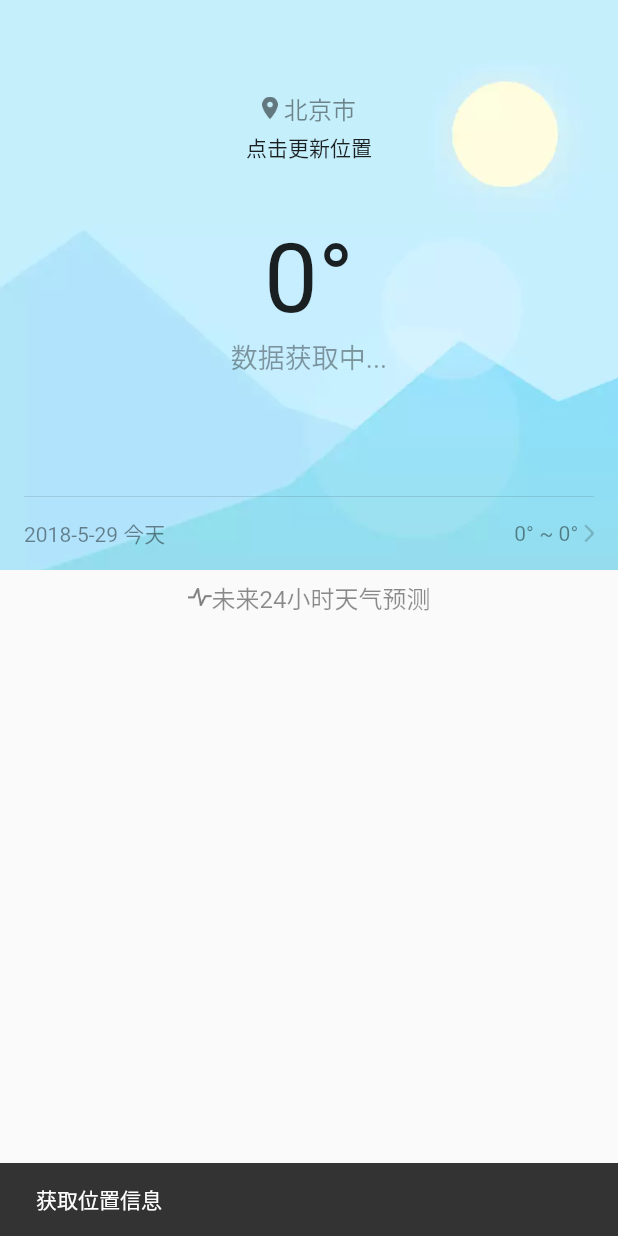
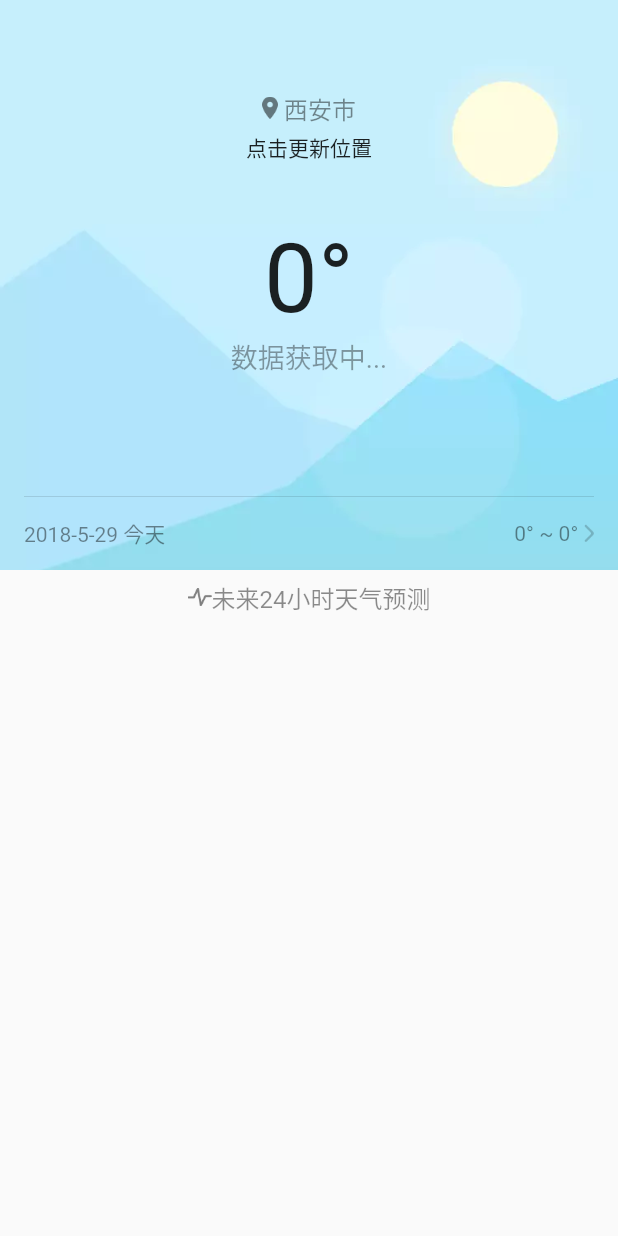
Before and after one commit to BytesZero/weather_flutter, a Flutter app: the screen it shows after launch, after a tap on "点击更新位置", on a phone screen of 412 x 824 dp. Run offline on Flutter 3.47's test engine with Material 2 defaults, Android fonts, the phone set to English and light mode, and no system bars; our stand-ins replace location; network calls fail.

Commit message:
1. 增加定位。

```diff
--- a/lib/weather/home.dart
+++ b/lib/weather/home.dart
@@ -5,6 +5,8 @@ import 'dart:io';
 import 'dart:async';
 import 'package:flutter/rendering.dart';
 import 'list.dart';
+import 'package:location/location.dart';
+import 'package:flutter/services.dart';
 
 ///HomePage
 class HomePage extends StatelessWidget {
@@ -18,7 +20,7 @@ class HomePage extends StatelessWidget {
       ),
       debugShowCheckedModeBanner: false,
       routes: <String, WidgetBuilder>{
-        '/list': (BuildContext context) => new ListPage()
+        '/list': (BuildContext context) => new ListPage(WeatherHomeState.locationCity),
       },
     );
   }
@@ -32,16 +34,23 @@ class WeatherHome extends StatefulWidget {
 
 ///绘制Weather页
 class WeatherHomeState extends State<WeatherHome> {
-  ///温度
+  //位置信息
+  Map<String, double> _currentLocation;
+  Location _location = new Location();
+
+  //城市
+  static String locationCity = '西安市';
+
+  //温度
   var temp = 0;
 
-  ///天气描述
+  //天气描述
   var weather = '数据获取中...';
 
-  ///天气描述对应的背景图片
+  //天气描述对应的背景图片
   var weatherImage = 'res/backgrounds/sunny-bg.webp';
 
-  ///天气转换的映射
+  //天气转换的映射
   var weatherMap = {
     'sunny': '晴天',
     'cloudy': '多云',
@@ -51,13 +60,13 @@ class WeatherHomeState extends State<WeatherHome> {
     'snow': '雪'
   };
 
-  ///今天天气详细信息
+  //今天天气详细信息
   var todayWeather;
 
-  ///forecast list
+  //forecast list
   List forecast;
 
-  ///下拉刷新使用
+  //下拉刷新使用
   Completer<Null> completer;
 
   @override
@@ -151,7 +160,7 @@ class WeatherHomeState extends State<WeatherHome> {
             ),
             new Padding(padding: new EdgeInsets.symmetric(horizontal: 2.0)),
             new Text(
-              '北京市',
+              '$locationCity',
               style: new TextStyle(fontSize: 16.0, color: Colors.black45),
             ),
           ],
@@ -312,8 +321,8 @@ class WeatherHomeState extends State<WeatherHome> {
   void getWeather() async {
     ///创建client
     var httpClient = new HttpClient();
-    var uri =
-        Uri.parse('https://test-miniprogram.com/api/weather/now?city=北京市');
+    var uri = Uri.parse(
+        'https://test-miniprogram.com/api/weather/now?city=$locationCity');
     var request = await httpClient.getUrl(uri);
     var response = await request.close();
     if (response.statusCode == HttpStatus.OK) {
@@ -355,8 +364,52 @@ class WeatherHomeState extends State<WeatherHome> {
   }
 
   ///获取位置信息
-  void _getLocation() {
-    final snackBar = new SnackBar(content: new Text("获取位置信息"));
-    Scaffold.of(context).showSnackBar(snackBar);
+  void _getLocation() async {
+    var error = '成功';
+    try {
+      //获取经纬度
+      _currentLocation = await _location.getLocation;
+    } on PlatformException catch (e) {
+      if (e.code == 'PERMISSION_DENIED') {
+        error = 'Permission denied';
+      } else if (e.code == 'PERMISSION_DENIED_NEVER_ASK') {
+        error =
+            'Permission denied - please ask the user to enable it from the app settings';
+      }
+      _currentLocation = null;
+    }
+
+    if (_currentLocation != null) {
+      var latitude = _currentLocation['latitude'];
+      var longitude = _currentLocation['longitude'];
+      //获取city
+      var uri = Uri.parse(
+          'http://apis.map.qq.com/ws/geocoder/v1/?location=$latitude,$longitude&key=ZUHBZ-IUNEF-OTUJD-JBHX3-3YZ6Z-I7FSL');
+      var httpClient = new HttpClient();
+      var request = await httpClient.getUrl(uri);
+      var response = await request.close();
+      if (response.statusCode == HttpStatus.OK) {
+        var responseBody = await response.transform(UTF8.decoder).join();
+        print("responseBody: $responseBody");
+        var data = JSON.decode(responseBody);
+        var city = data['result']['address_component']['city'];
+        if (city != null) {
+          if (locationCity != city) {
+            getWeather();
+          }
+          //更新城市
+          setState(() {
+            locationCity = city;
+          });
+          final snackBar = new SnackBar(
+              content: new Text(
+                  "获取位置信息，更新成功"));
+          Scaffold.of(context).showSnackBar(snackBar);
+        }
+      }
+    } else {
+      final snackBar = new SnackBar(content: new Text("位置信息获取失败，请检查一下权限"));
+      Scaffold.of(context).showSnackBar(snackBar);
+    }
   }
 }
--- a/lib/weather/list.dart
+++ b/lib/weather/list.dart
@@ -5,6 +5,11 @@ import 'dart:convert';
 
 ///未来7天天气列表
 class ListPage extends StatelessWidget {
+  ListPage(this.locationCity);
+
+  //城市
+  String locationCity = '西安市';
+
   @override
   Widget build(BuildContext context) {
     return MaterialApp(
@@ -20,7 +25,7 @@ class ListPage extends StatelessWidget {
           title: new Text("未来一周天气"),
           centerTitle: true,
         ),
-        body: new WeatherListBody(),
+        body: new WeatherListBody(locationCity),
       ),
       debugShowCheckedModeBanner: false,
     );
@@ -29,12 +34,23 @@ class ListPage extends StatelessWidget {
 
 ///天气预报列表
 class WeatherListBody extends StatefulWidget {
+  //城市
+  var locationCity = '西安市';
+
+  WeatherListBody(this.locationCity);
+
   @override
-  State<StatefulWidget> createState() => new WeatherListBodyState();
+  State<StatefulWidget> createState() =>
+      new WeatherListBodyState(this.locationCity);
 }
 
 ///天气预报列表 状态
 class WeatherListBodyState extends State<WeatherListBody> {
+  //城市
+  var locationCity = '西安市';
+
+  WeatherListBodyState(this.locationCity);
+
   //刷新
   Completer<Null> completer;
 
@@ -87,8 +103,10 @@ class WeatherListBodyState extends State<WeatherListBody> {
 
     return new Container(
       padding: new EdgeInsets.symmetric(horizontal: 16.0, vertical: 16.0),
-      decoration: new BoxDecoration(border: new Border(bottom: new BorderSide(
-          color: Colors.grey, width: 0.2, style: BorderStyle.solid))),
+      decoration: new BoxDecoration(
+          border: new Border(
+              bottom: new BorderSide(
+                  color: Colors.grey, width: 0.2, style: BorderStyle.solid))),
       child: new Row(
         mainAxisAlignment: MainAxisAlignment.spaceBetween,
         mainAxisSize: MainAxisSize.max,
@@ -129,12 +147,12 @@ class WeatherListBodyState extends State<WeatherListBody> {
   void getWeekWeather() async {
     var client = new HttpClient();
     var url = Uri.parse(
-        "https://test-miniprogram.com/api/weather/future?city=北京市&time=1527560564");
+        "https://test-miniprogram.com/api/weather/future?city=$locationCity&time=${new DateTime
+            .now().millisecondsSinceEpoch}");
     var request = await client.getUrl(url);
     var response = await request.close();
     if (response.statusCode == HttpStatus.OK) {
       var responseBody = await response.transform(UTF8.decoder).join();
-      print("responseBody:$responseBody");
       var data = JSON.decode(responseBody);
       setState(() {
         weekWeather = data['result'];
```
Also changed, not shown: 4 other files.
